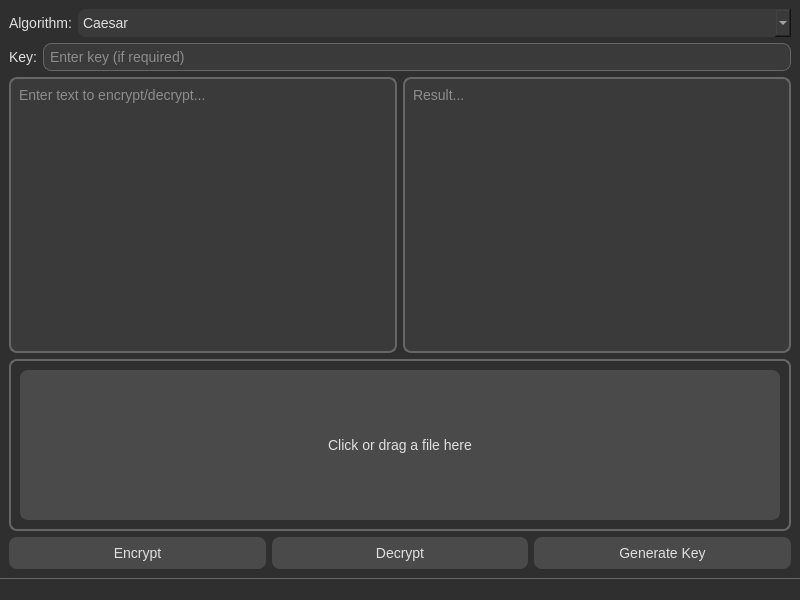
ofmiq/TextEncoder, file resources/MainWindow.ui: the form before one commit.
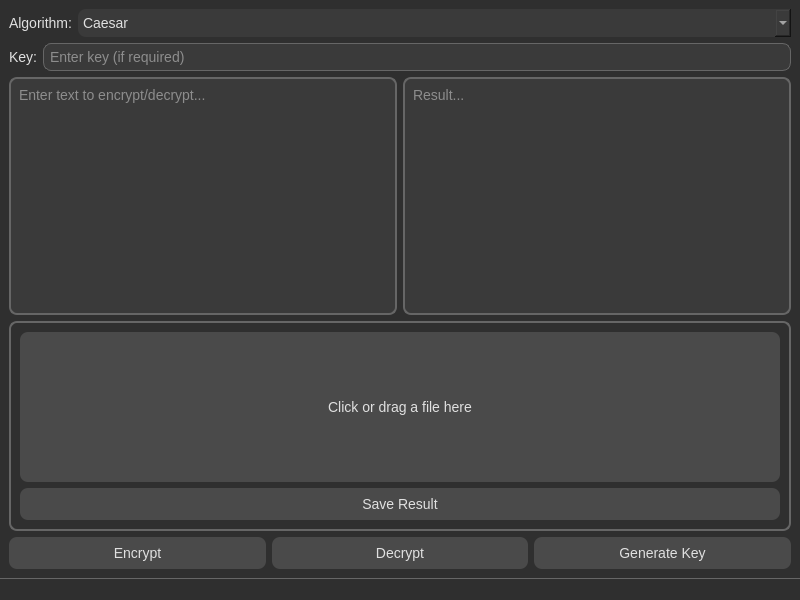
The form after the commit.

Patch:
```diff
--- a/resources/MainWindow.ui
+++ b/resources/MainWindow.ui
@@ -187,6 +187,13 @@
          </property>
         </widget>
        </item>
+       <item>
+        <widget class="QPushButton" name="saveResultButton">
+         <property name="text">
+          <string>Save Result</string>
+         </property>
+        </widget>
+       </item>
       </layout>
      </widget>
     </item>
```
